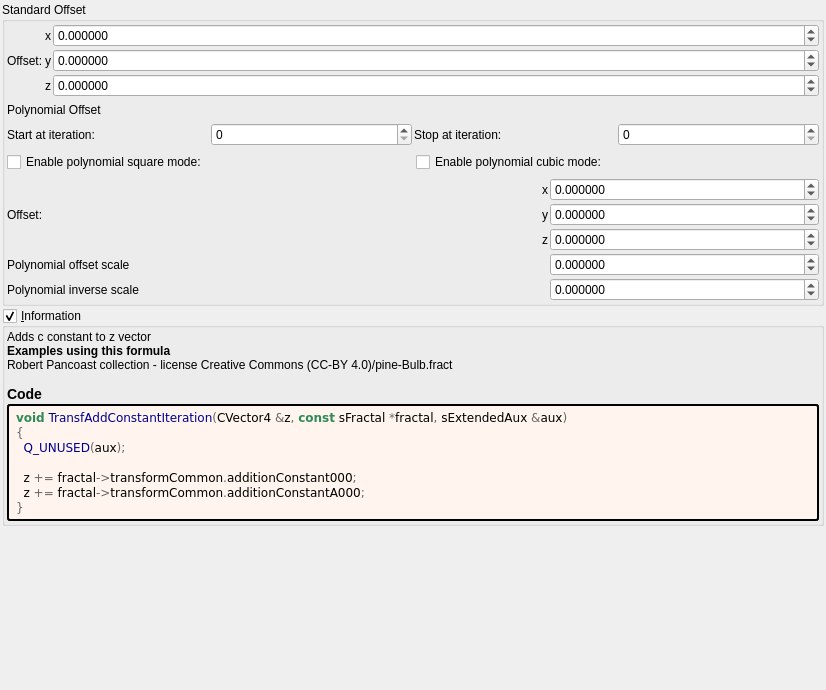
Qt form mandelbulber2/formula/ui/fractal_transf_add_constant_mod1.ui (buddhi1980/mandelbulber2) before a commit.
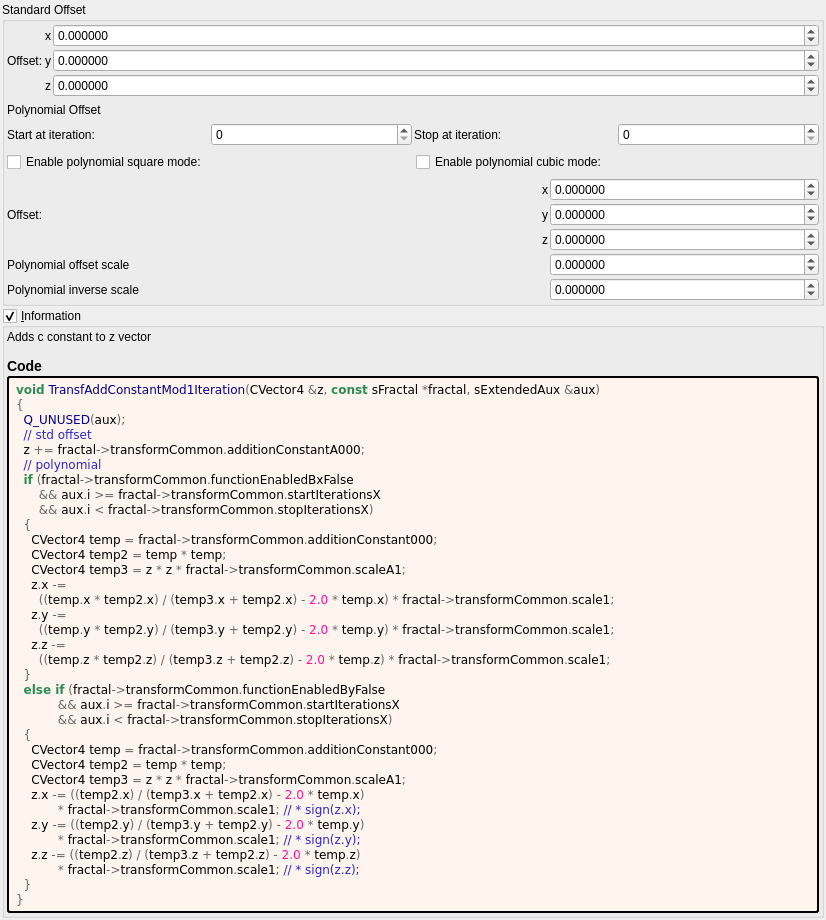
The same form after that commit. Custom widgets are drawn as their Qt base class.

Commit message: Apllied all *.php scripts Corrected populateOpencl.php to add const in clCopyS...()

```diff
--- a/mandelbulber2/formula/ui/fractal_transf_add_constant_mod1.ui
+++ b/mandelbulber2/formula/ui/fractal_transf_add_constant_mod1.ui
@@ -483,7 +483,7 @@
         <property name="text">
          <string notr="true">&lt;p&gt;Adds c constant to z vector&lt;/p&gt;&lt;table&gt;
 &lt;/table&gt;
-&lt;br&gt;&lt;b&gt;Examples using this formula&lt;/b&gt;&lt;br&gt;Robert Pancoast collection - license Creative Commons (CC-BY 4.0)/pine-Bulb.fract&lt;h3&gt;Code&lt;/h3&gt;</string>
+&lt;h3&gt;Code&lt;/h3&gt;</string>
         </property>
         <property name="wordWrap">
          <bool>true</bool>
@@ -503,12 +503,40 @@
         </property>
         <property name="text">
          <string notr="true">&lt;body style=&quot;background-color:#fff5ee&quot;&gt;
-&lt;pre style=&quot;color:#000000; background-color:#fff5ee;  font-family:'Courier New',monospace;&quot;&gt;&lt;span style=&quot;color:#2e8b57; font-weight:bold&quot;&gt;void&lt;/span&gt; &lt;span style=&quot;color:#00008f&quot;&gt;TransfAddConstantIteration&lt;/span&gt;&lt;span style=&quot;color:#676767&quot;&gt;(&lt;/span&gt;CVector4 &lt;span style=&quot;color:#676767&quot;&gt;&amp;amp;&lt;/span&gt;z&lt;span style=&quot;color:#676767&quot;&gt;,&lt;/span&gt; &lt;span style=&quot;color:#2e8b57; font-weight:bold&quot;&gt;const&lt;/span&gt; sFractal &lt;span style=&quot;color:#676767&quot;&gt;*&lt;/span&gt;fractal&lt;span style=&quot;color:#676767&quot;&gt;,&lt;/span&gt; sExtendedAux &lt;span style=&quot;color:#676767&quot;&gt;&amp;amp;&lt;/span&gt;aux&lt;span style=&quot;color:#676767&quot;&gt;)&lt;/span&gt;
+&lt;pre style=&quot;color:#000000; background-color:#fff5ee;  font-family:'Courier New',monospace;&quot;&gt;&lt;span style=&quot;color:#2e8b57; font-weight:bold&quot;&gt;void&lt;/span&gt; &lt;span style=&quot;color:#00008f&quot;&gt;TransfAddConstantMod1Iteration&lt;/span&gt;&lt;span style=&quot;color:#676767&quot;&gt;(&lt;/span&gt;CVector4 &lt;span style=&quot;color:#676767&quot;&gt;&amp;amp;&lt;/span&gt;z&lt;span style=&quot;color:#676767&quot;&gt;,&lt;/span&gt; &lt;span style=&quot;color:#2e8b57; font-weight:bold&quot;&gt;const&lt;/span&gt; sFractal &lt;span style=&quot;color:#676767&quot;&gt;*&lt;/span&gt;fractal&lt;span style=&quot;color:#676767&quot;&gt;,&lt;/span&gt; sExtendedAux &lt;span style=&quot;color:#676767&quot;&gt;&amp;amp;&lt;/span&gt;aux&lt;span style=&quot;color:#676767&quot;&gt;)&lt;/span&gt;
 &lt;span style=&quot;color:#676767&quot;&gt;{&lt;/span&gt;
   &lt;span style=&quot;color:#00008f&quot;&gt;Q_UNUSED&lt;/span&gt;&lt;span style=&quot;color:#676767&quot;&gt;(&lt;/span&gt;aux&lt;span style=&quot;color:#676767&quot;&gt;);&lt;/span&gt;
-
-  z &lt;span style=&quot;color:#676767&quot;&gt;+=&lt;/span&gt; fractal&lt;span style=&quot;color:#676767&quot;&gt;-&amp;gt;&lt;/span&gt;transformCommon&lt;span style=&quot;color:#676767&quot;&gt;.&lt;/span&gt;additionConstant000&lt;span style=&quot;color:#676767&quot;&gt;;&lt;/span&gt;
+  &lt;span style=&quot;color:#2929cc&quot;&gt;// std offset&lt;/span&gt;
   z &lt;span style=&quot;color:#676767&quot;&gt;+=&lt;/span&gt; fractal&lt;span style=&quot;color:#676767&quot;&gt;-&amp;gt;&lt;/span&gt;transformCommon&lt;span style=&quot;color:#676767&quot;&gt;.&lt;/span&gt;additionConstantA000&lt;span style=&quot;color:#676767&quot;&gt;;&lt;/span&gt;
+  &lt;span style=&quot;color:#2929cc&quot;&gt;// polynomial&lt;/span&gt;
+  &lt;span style=&quot;color:#2e8b57; font-weight:bold&quot;&gt;if&lt;/span&gt; &lt;span style=&quot;color:#676767&quot;&gt;(&lt;/span&gt;fractal&lt;span style=&quot;color:#676767&quot;&gt;-&amp;gt;&lt;/span&gt;transformCommon&lt;span style=&quot;color:#676767&quot;&gt;.&lt;/span&gt;functionEnabledBxFalse
+      &lt;span style=&quot;color:#676767&quot;&gt;&amp;amp;&amp;amp;&lt;/span&gt; aux&lt;span style=&quot;color:#676767&quot;&gt;.&lt;/span&gt;i &lt;span style=&quot;color:#676767&quot;&gt;&amp;gt;=&lt;/span&gt; fractal&lt;span style=&quot;color:#676767&quot;&gt;-&amp;gt;&lt;/span&gt;transformCommon&lt;span style=&quot;color:#676767&quot;&gt;.&lt;/span&gt;startIterationsX
+      &lt;span style=&quot;color:#676767&quot;&gt;&amp;amp;&amp;amp;&lt;/span&gt; aux&lt;span style=&quot;color:#676767&quot;&gt;.&lt;/span&gt;i &lt;span style=&quot;color:#676767&quot;&gt;&amp;lt;&lt;/span&gt; fractal&lt;span style=&quot;color:#676767&quot;&gt;-&amp;gt;&lt;/span&gt;transformCommon&lt;span style=&quot;color:#676767&quot;&gt;.&lt;/span&gt;stopIterationsX&lt;span style=&quot;color:#676767&quot;&gt;)&lt;/span&gt;
+  &lt;span style=&quot;color:#676767&quot;&gt;{&lt;/span&gt;
+    CVector4 temp &lt;span style=&quot;color:#676767&quot;&gt;=&lt;/span&gt; fractal&lt;span style=&quot;color:#676767&quot;&gt;-&amp;gt;&lt;/span&gt;transformCommon&lt;span style=&quot;color:#676767&quot;&gt;.&lt;/span&gt;additionConstant000&lt;span style=&quot;color:#676767&quot;&gt;;&lt;/span&gt;
+    CVector4 temp2 &lt;span style=&quot;color:#676767&quot;&gt;=&lt;/span&gt; temp &lt;span style=&quot;color:#676767&quot;&gt;*&lt;/span&gt; temp&lt;span style=&quot;color:#676767&quot;&gt;;&lt;/span&gt;
+    CVector4 temp3 &lt;span style=&quot;color:#676767&quot;&gt;=&lt;/span&gt; z &lt;span style=&quot;color:#676767&quot;&gt;*&lt;/span&gt; z &lt;span style=&quot;color:#676767&quot;&gt;*&lt;/span&gt; fractal&lt;span style=&quot;color:#676767&quot;&gt;-&amp;gt;&lt;/span&gt;transformCommon&lt;span style=&quot;color:#676767&quot;&gt;.&lt;/span&gt;scaleA1&lt;span style=&quot;color:#676767&quot;&gt;;&lt;/span&gt;
+    z&lt;span style=&quot;color:#676767&quot;&gt;.&lt;/span&gt;x &lt;span style=&quot;color:#676767&quot;&gt;-=&lt;/span&gt;
+      &lt;span style=&quot;color:#676767&quot;&gt;((&lt;/span&gt;temp&lt;span style=&quot;color:#676767&quot;&gt;.&lt;/span&gt;x &lt;span style=&quot;color:#676767&quot;&gt;*&lt;/span&gt; temp2&lt;span style=&quot;color:#676767&quot;&gt;.&lt;/span&gt;x&lt;span style=&quot;color:#676767&quot;&gt;) / (&lt;/span&gt;temp3&lt;span style=&quot;color:#676767&quot;&gt;.&lt;/span&gt;x &lt;span style=&quot;color:#676767&quot;&gt;+&lt;/span&gt; temp2&lt;span style=&quot;color:#676767&quot;&gt;.&lt;/span&gt;x&lt;span style=&quot;color:#676767&quot;&gt;) -&lt;/span&gt; &lt;span style=&quot;color:#ff1493&quot;&gt;2.0&lt;/span&gt; &lt;span style=&quot;color:#676767&quot;&gt;*&lt;/span&gt; temp&lt;span style=&quot;color:#676767&quot;&gt;.&lt;/span&gt;x&lt;span style=&quot;color:#676767&quot;&gt;) *&lt;/span&gt; fractal&lt;span style=&quot;color:#676767&quot;&gt;-&amp;gt;&lt;/span&gt;transformCommon&lt;span style=&quot;color:#676767&quot;&gt;.&lt;/span&gt;scale1&lt;span style=&quot;color:#676767&quot;&gt;;&lt;/span&gt;
+    z&lt;span style=&quot;color:#676767&quot;&gt;.&lt;/span&gt;y &lt;span style=&quot;color:#676767&quot;&gt;-=&lt;/span&gt;
+      &lt;span style=&quot;color:#676767&quot;&gt;((&lt;/span&gt;temp&lt;span style=&quot;color:#676767&quot;&gt;.&lt;/span&gt;y &lt;span style=&quot;color:#676767&quot;&gt;*&lt;/span&gt; temp2&lt;span style=&quot;color:#676767&quot;&gt;.&lt;/span&gt;y&lt;span style=&quot;color:#676767&quot;&gt;) / (&lt;/span&gt;temp3&lt;span style=&quot;color:#676767&quot;&gt;.&lt;/span&gt;y &lt;span style=&quot;color:#676767&quot;&gt;+&lt;/span&gt; temp2&lt;span style=&quot;color:#676767&quot;&gt;.&lt;/span&gt;y&lt;span style=&quot;color:#676767&quot;&gt;) -&lt;/span&gt; &lt;span style=&quot;color:#ff1493&quot;&gt;2.0&lt;/span&gt; &lt;span style=&quot;color:#676767&quot;&gt;*&lt;/span&gt; temp&lt;span style=&quot;color:#676767&quot;&gt;.&lt;/span&gt;y&lt;span style=&quot;color:#676767&quot;&gt;) *&lt;/span&gt; fractal&lt;span style=&quot;color:#676767&quot;&gt;-&amp;gt;&lt;/span&gt;transformCommon&lt;span style=&quot;color:#676767&quot;&gt;.&lt;/span&gt;scale1&lt;span style=&quot;color:#676767&quot;&gt;;&lt;/span&gt;
+    z&lt;span style=&quot;color:#676767&quot;&gt;.&lt;/span&gt;z &lt;span style=&quot;color:#676767&quot;&gt;-=&lt;/span&gt;
+      &lt;span style=&quot;color:#676767&quot;&gt;((&lt;/span&gt;temp&lt;span style=&quot;color:#676767&quot;&gt;.&lt;/span&gt;z &lt;span style=&quot;color:#676767&quot;&gt;*&lt;/span&gt; temp2&lt;span style=&quot;color:#676767&quot;&gt;.&lt;/span&gt;z&lt;span style=&quot;color:#676767&quot;&gt;) / (&lt;/span&gt;temp3&lt;span style=&quot;color:#676767&quot;&gt;.&lt;/span&gt;z &lt;span style=&quot;color:#676767&quot;&gt;+&lt;/span&gt; temp2&lt;span style=&quot;color:#676767&quot;&gt;.&lt;/span&gt;z&lt;span style=&quot;color:#676767&quot;&gt;) -&lt;/span&gt; &lt;span style=&quot;color:#ff1493&quot;&gt;2.0&lt;/span&gt; &lt;span style=&quot;color:#676767&quot;&gt;*&lt;/span&gt; temp&lt;span style=&quot;color:#676767&quot;&gt;.&lt;/span&gt;z&lt;span style=&quot;color:#676767&quot;&gt;) *&lt;/span&gt; fractal&lt;span style=&quot;color:#676767&quot;&gt;-&amp;gt;&lt;/span&gt;transformCommon&lt;span style=&quot;color:#676767&quot;&gt;.&lt;/span&gt;scale1&lt;span style=&quot;color:#676767&quot;&gt;;&lt;/span&gt;
+  &lt;span style=&quot;color:#676767&quot;&gt;}&lt;/span&gt;
+  &lt;span style=&quot;color:#2e8b57; font-weight:bold&quot;&gt;else if&lt;/span&gt; &lt;span style=&quot;color:#676767&quot;&gt;(&lt;/span&gt;fractal&lt;span style=&quot;color:#676767&quot;&gt;-&amp;gt;&lt;/span&gt;transformCommon&lt;span style=&quot;color:#676767&quot;&gt;.&lt;/span&gt;functionEnabledByFalse
+           &lt;span style=&quot;color:#676767&quot;&gt;&amp;amp;&amp;amp;&lt;/span&gt; aux&lt;span style=&quot;color:#676767&quot;&gt;.&lt;/span&gt;i &lt;span style=&quot;color:#676767&quot;&gt;&amp;gt;=&lt;/span&gt; fractal&lt;span style=&quot;color:#676767&quot;&gt;-&amp;gt;&lt;/span&gt;transformCommon&lt;span style=&quot;color:#676767&quot;&gt;.&lt;/span&gt;startIterationsX
+           &lt;span style=&quot;color:#676767&quot;&gt;&amp;amp;&amp;amp;&lt;/span&gt; aux&lt;span style=&quot;color:#676767&quot;&gt;.&lt;/span&gt;i &lt;span style=&quot;color:#676767&quot;&gt;&amp;lt;&lt;/span&gt; fractal&lt;span style=&quot;color:#676767&quot;&gt;-&amp;gt;&lt;/span&gt;transformCommon&lt;span style=&quot;color:#676767&quot;&gt;.&lt;/span&gt;stopIterationsX&lt;span style=&quot;color:#676767&quot;&gt;)&lt;/span&gt;
+  &lt;span style=&quot;color:#676767&quot;&gt;{&lt;/span&gt;
+    CVector4 temp &lt;span style=&quot;color:#676767&quot;&gt;=&lt;/span&gt; fractal&lt;span style=&quot;color:#676767&quot;&gt;-&amp;gt;&lt;/span&gt;transformCommon&lt;span style=&quot;color:#676767&quot;&gt;.&lt;/span&gt;additionConstant000&lt;span style=&quot;color:#676767&quot;&gt;;&lt;/span&gt;
+    CVector4 temp2 &lt;span style=&quot;color:#676767&quot;&gt;=&lt;/span&gt; temp &lt;span style=&quot;color:#676767&quot;&gt;*&lt;/span&gt; temp&lt;span style=&quot;color:#676767&quot;&gt;;&lt;/span&gt;
+    CVector4 temp3 &lt;span style=&quot;color:#676767&quot;&gt;=&lt;/span&gt; z &lt;span style=&quot;color:#676767&quot;&gt;*&lt;/span&gt; z &lt;span style=&quot;color:#676767&quot;&gt;*&lt;/span&gt; fractal&lt;span style=&quot;color:#676767&quot;&gt;-&amp;gt;&lt;/span&gt;transformCommon&lt;span style=&quot;color:#676767&quot;&gt;.&lt;/span&gt;scaleA1&lt;span style=&quot;color:#676767&quot;&gt;;&lt;/span&gt;
+    z&lt;span style=&quot;color:#676767&quot;&gt;.&lt;/span&gt;x &lt;span style=&quot;color:#676767&quot;&gt;-= ((&lt;/span&gt;temp2&lt;span style=&quot;color:#676767&quot;&gt;.&lt;/span&gt;x&lt;span style=&quot;color:#676767&quot;&gt;) / (&lt;/span&gt;temp3&lt;span style=&quot;color:#676767&quot;&gt;.&lt;/span&gt;x &lt;span style=&quot;color:#676767&quot;&gt;+&lt;/span&gt; temp2&lt;span style=&quot;color:#676767&quot;&gt;.&lt;/span&gt;x&lt;span style=&quot;color:#676767&quot;&gt;) -&lt;/span&gt; &lt;span style=&quot;color:#ff1493&quot;&gt;2.0&lt;/span&gt; &lt;span style=&quot;color:#676767&quot;&gt;*&lt;/span&gt; temp&lt;span style=&quot;color:#676767&quot;&gt;.&lt;/span&gt;x&lt;span style=&quot;color:#676767&quot;&gt;)&lt;/span&gt;
+           &lt;span style=&quot;color:#676767&quot;&gt;*&lt;/span&gt; fractal&lt;span style=&quot;color:#676767&quot;&gt;-&amp;gt;&lt;/span&gt;transformCommon&lt;span style=&quot;color:#676767&quot;&gt;.&lt;/span&gt;scale1&lt;span style=&quot;color:#676767&quot;&gt;;&lt;/span&gt; &lt;span style=&quot;color:#2929cc&quot;&gt;// * sign(z.x);&lt;/span&gt;
+    z&lt;span style=&quot;color:#676767&quot;&gt;.&lt;/span&gt;y &lt;span style=&quot;color:#676767&quot;&gt;-= ((&lt;/span&gt;temp2&lt;span style=&quot;color:#676767&quot;&gt;.&lt;/span&gt;y&lt;span style=&quot;color:#676767&quot;&gt;) / (&lt;/span&gt;temp3&lt;span style=&quot;color:#676767&quot;&gt;.&lt;/span&gt;y &lt;span style=&quot;color:#676767&quot;&gt;+&lt;/span&gt; temp2&lt;span style=&quot;color:#676767&quot;&gt;.&lt;/span&gt;y&lt;span style=&quot;color:#676767&quot;&gt;) -&lt;/span&gt; &lt;span style=&quot;color:#ff1493&quot;&gt;2.0&lt;/span&gt; &lt;span style=&quot;color:#676767&quot;&gt;*&lt;/span&gt; temp&lt;span style=&quot;color:#676767&quot;&gt;.&lt;/span&gt;y&lt;span style=&quot;color:#676767&quot;&gt;)&lt;/span&gt;
+           &lt;span style=&quot;color:#676767&quot;&gt;*&lt;/span&gt; fractal&lt;span style=&quot;color:#676767&quot;&gt;-&amp;gt;&lt;/span&gt;transformCommon&lt;span style=&quot;color:#676767&quot;&gt;.&lt;/span&gt;scale1&lt;span style=&quot;color:#676767&quot;&gt;;&lt;/span&gt; &lt;span style=&quot;color:#2929cc&quot;&gt;// * sign(z.y);&lt;/span&gt;
+    z&lt;span style=&quot;color:#676767&quot;&gt;.&lt;/span&gt;z &lt;span style=&quot;color:#676767&quot;&gt;-= ((&lt;/span&gt;temp2&lt;span style=&quot;color:#676767&quot;&gt;.&lt;/span&gt;z&lt;span style=&quot;color:#676767&quot;&gt;) / (&lt;/span&gt;temp3&lt;span style=&quot;color:#676767&quot;&gt;.&lt;/span&gt;z &lt;span style=&quot;color:#676767&quot;&gt;+&lt;/span&gt; temp2&lt;span style=&quot;color:#676767&quot;&gt;.&lt;/span&gt;z&lt;span style=&quot;color:#676767&quot;&gt;) -&lt;/span&gt; &lt;span style=&quot;color:#ff1493&quot;&gt;2.0&lt;/span&gt; &lt;span style=&quot;color:#676767&quot;&gt;*&lt;/span&gt; temp&lt;span style=&quot;color:#676767&quot;&gt;.&lt;/span&gt;z&lt;span style=&quot;color:#676767&quot;&gt;)&lt;/span&gt;
+           &lt;span style=&quot;color:#676767&quot;&gt;*&lt;/span&gt; fractal&lt;span style=&quot;color:#676767&quot;&gt;-&amp;gt;&lt;/span&gt;transformCommon&lt;span style=&quot;color:#676767&quot;&gt;.&lt;/span&gt;scale1&lt;span style=&quot;color:#676767&quot;&gt;;&lt;/span&gt; &lt;span style=&quot;color:#2929cc&quot;&gt;// * sign(z.z);&lt;/span&gt;
+  &lt;span style=&quot;color:#676767&quot;&gt;}&lt;/span&gt;
 &lt;span style=&quot;color:#676767&quot;&gt;}&lt;/span&gt;
 &lt;/pre&gt;
 &lt;/body&gt;</string>
```
Left out of the diff: 4 changed lines with no effect on the pictures. The commit also changes 63 other files.
